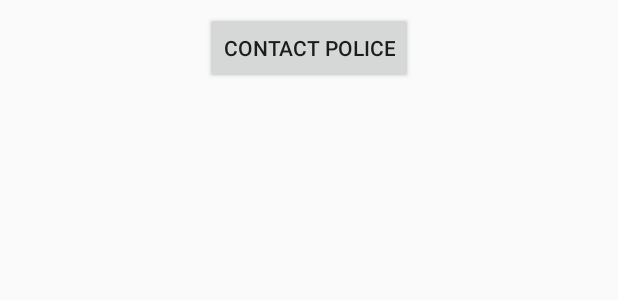
After one commit to 1hella/Android-Kotlin-CriminalIntent, an Android app: the layout list_item_serious_crime.xml on its own in the app's theme, with its tools: preview values and no code run, on a phone screen of 412 x 824 dp. The commit adds this screen. Shown: the top 300 px of the screen. Run offline under Robolectric (Android 15) with nearby library versions, the phone set to English and light mode, and no system bars.

Commit message:
add serious crime type

```diff
--- a/app/src/main/java/com/wanhella/criminalintent/Crime.kt
+++ b/app/src/main/java/com/wanhella/criminalintent/Crime.kt
@@ -7,5 +7,6 @@ data class Crime (
     val id: UUID,
     val title: String,
     val date: Date,
-    val isSolved: Boolean
-    )
+    val isSolved: Boolean,
+    val requiresPolice: Boolean
+)
--- a/app/src/main/java/com/wanhella/criminalintent/CrimeDetailFragment.kt
+++ b/app/src/main/java/com/wanhella/criminalintent/CrimeDetailFragment.kt
@@ -25,7 +25,8 @@ class CrimeDetailFragment: Fragment() {
             id = UUID.randomUUID(),
             title = "",
             date = Date(),
-            isSolved = false
+            isSolved = false,
+            requiresPolice = false
         )
     }
 
--- a/app/src/main/java/com/wanhella/criminalintent/CrimeListViewModel.kt
+++ b/app/src/main/java/com/wanhella/criminalintent/CrimeListViewModel.kt
@@ -13,7 +13,8 @@ class CrimeListViewModel : ViewModel() {
                 id = UUID.randomUUID(),
                 title = "Crime #$i",
                 date = Date(),
-                isSolved = i % 2 == 0
+                isSolved = i % 2 == 0,
+                requiresPolice = i % 5 == 0
             )
 
             crimes += crime
--- /dev/null
+++ b/app/src/main/res/layout/list_item_serious_crime.xml
@@ -0,0 +1,15 @@
+<?xml version="1.0" encoding="utf-8"?>
+<LinearLayout xmlns:android="http://schemas.android.com/apk/res/android"
+    android:orientation="vertical"
+    android:layout_width="match_parent"
+    android:layout_height="wrap_content"
+    android:padding="8dp"
+    android:gravity="center">
+
+    <Button
+        android:id="@+id/police_button"
+        android:layout_width="wrap_content"
+        android:layout_height="wrap_content"
+        android:text="@string/contact_police_button"/>
+
+</LinearLayout>
--- a/app/src/main/res/values/strings.xml
+++ b/app/src/main/res/values/strings.xml
@@ -4,4 +4,5 @@
     <string name="crime_title_label">Title</string>
     <string name="crime_details_label">Details</string>
     <string name="crime_solved_label">Solved</string>
+    <string name="contact_police_button">Contact Police</string>
 </resources>
```
Also changed, not shown: app/src/main/java/com/wanhella/criminalintent/CrimeListAdapter.kt (+46 -7 lines).
